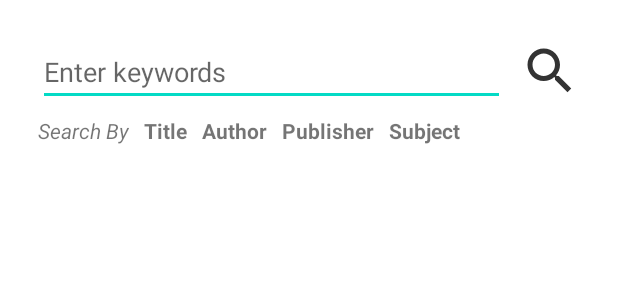
After one commit to ahmedferkous/BookReviewer, an Android app: the layout search_activity.xml on its own in the app's theme, with its tools: preview values and no code run, on a phone screen of 412 x 824 dp. The commit adds this screen. Shown: the top 300 px of the screen. Run offline under Robolectric (Android 15) with nearby library versions, the phone set to English and light mode, and no system bars.

```diff
--- /dev/null
+++ b/app/src/main/res/drawable-anydpi/ic_search_icon.xml
@@ -0,0 +1,11 @@
+<vector xmlns:android="http://schemas.android.com/apk/res/android"
+    android:width="24dp"
+    android:height="24dp"
+    android:viewportWidth="24"
+    android:viewportHeight="24"
+    android:tint="#000000"
+    android:alpha="0.8">
+  <path
+      android:fillColor="@android:color/white"
+      android:pathData="M15.5,14h-0.79l-0.28,-0.27C15.41,12.59 16,11.11 16,9.5 16,5.91 13.09,3 9.5,3S3,5.91 3,9.5 5.91,16 9.5,16c1.61,0 3.09,-0.59 4.23,-1.57l0.27,0.28v0.79l5,4.99L20.49,19l-4.99,-5zM9.5,14C7.01,14 5,11.99 5,9.5S7.01,5 9.5,5 14,7.01 14,9.5 11.99,14 9.5,14z"/>
+</vector>
--- /dev/null
+++ b/app/src/main/res/layout/search_activity.xml
@@ -0,0 +1,89 @@
+<?xml version="1.0" encoding="utf-8"?>
+<RelativeLayout xmlns:android="http://schemas.android.com/apk/res/android"
+    android:layout_width="match_parent"
+    android:layout_height="match_parent"
+    android:layout_margin="15dp">
+
+    <RelativeLayout
+        android:layout_width="match_parent"
+        android:layout_height="wrap_content"
+        android:id="@+id/mainRelLayout">
+
+        <EditText
+            android:id="@+id/edtTxtSearchBox"
+            android:layout_width="match_parent"
+            android:layout_height="wrap_content"
+            android:layout_margin="10dp"
+            android:hint="Enter keywords"
+            android:layout_toStartOf="@+id/btnSearch"/>
+
+        <ImageView
+            android:layout_width="40dp"
+            android:layout_height="40dp"
+            android:layout_alignParentEnd="true"
+            android:id="@+id/btnSearch"
+            android:layout_marginTop="12dp"
+            android:src="@drawable/ic_search_icon"
+            android:layout_marginRight="10dp"/>
+
+        <LinearLayout
+            android:layout_width="wrap_content"
+            android:layout_height="wrap_content"
+            android:id="@+id/linLayout"
+            android:layout_below="@id/btnSearch"
+            android:layout_marginStart="10dp"
+            android:layout_marginTop="10dp"
+            android:orientation="horizontal">
+
+            <TextView
+                android:layout_width="wrap_content"
+                android:layout_height="wrap_content"
+                android:id="@+id/txtSearchBy"
+                android:text="Search By"
+                android:textStyle="italic"/>
+
+            <TextView
+                android:layout_width="wrap_content"
+                android:layout_height="wrap_content"
+                android:id="@+id/txtSearchByTitle"
+                android:text="Title"
+                android:layout_marginStart="10dp"
+                android:textStyle="bold"/>
+
+            <TextView
+                android:layout_width="wrap_content"
+                android:layout_height="wrap_content"
+                android:id="@+id/txtSearchByAuthor"
+                android:text="Author"
+                android:layout_marginStart="10dp"
+                android:textStyle="bold"/>
+
+            <TextView
+                android:layout_width="wrap_content"
+                android:layout_height="wrap_content"
+                android:id="@+id/txtSearchByPublisher"
+                android:text="Publisher"
+                android:layout_marginStart="10dp"
+                android:textStyle="bold"/>
+
+            <TextView
+                android:layout_width="wrap_content"
+                android:layout_height="wrap_content"
+                android:id="@+id/txtSearchBySubject"
+                android:text="Subject"
+                android:layout_marginStart="10dp"
+                android:textStyle="bold"/>
+
+
+        </LinearLayout>
+
+    </RelativeLayout>
+
+    <androidx.recyclerview.widget.RecyclerView
+        android:layout_width="wrap_content"
+        android:layout_height="match_parent"
+        android:layout_below="@id/mainRelLayout"
+        android:layout_centerHorizontal="true"
+        android:layout_marginTop="20dp"/>
+
+</RelativeLayout>
```
Also changed, not shown: app/src/main/res/layout/book_layout.xml (+53 -35 lines), app/src/main/res/layout/favourites_activity.xml (added, +11 -0 lines), app/src/main/res/drawable-hdpi/ic_search_icon.png (added), app/src/main/res/drawable-mdpi/ic_search_icon.png (added), app/src/main/res/drawable-xhdpi/ic_search_icon.png (added), app/src/main/res/drawable-xxhdpi/ic_search_icon.png (added).
